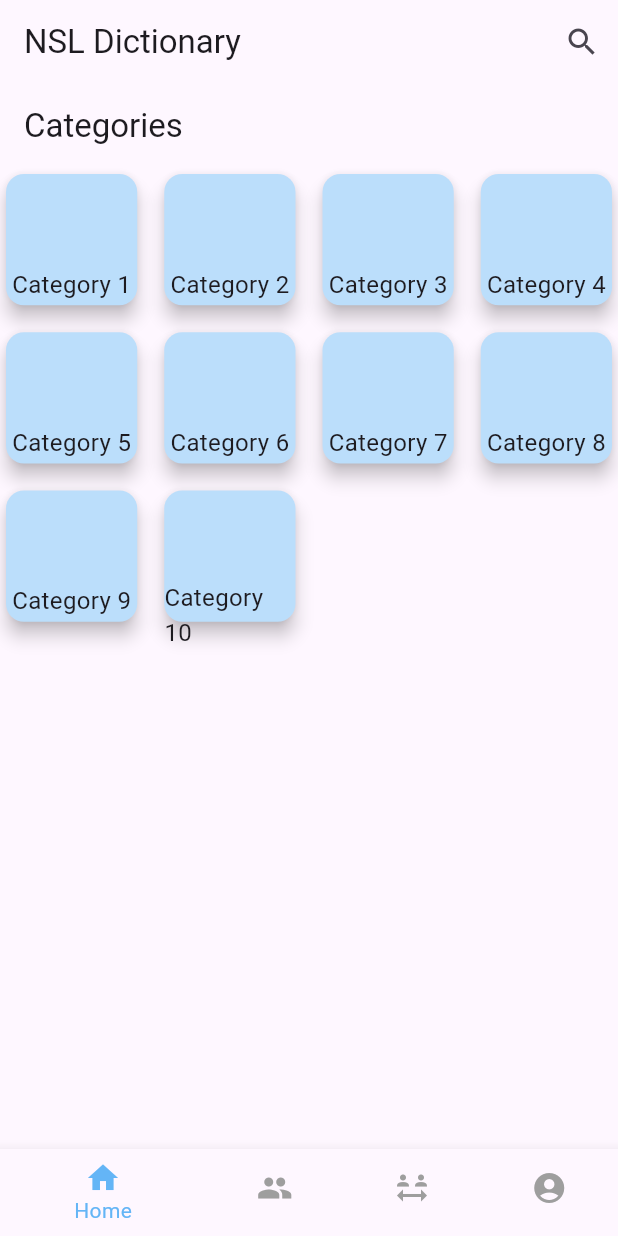
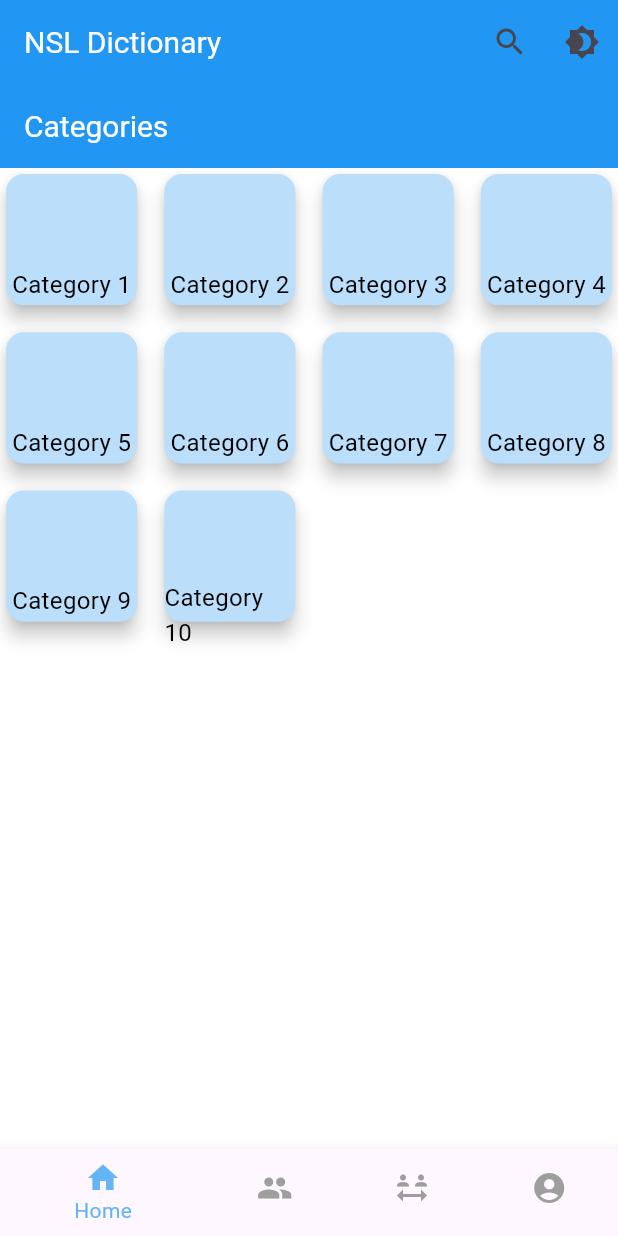
Before and after one commit to B-kash/sign-dictionary, a Flutter app: the screen it shows after launch, on a phone screen of 412 x 824 dp. Run offline on Flutter 3.47's test engine with Material 3 defaults, Android fonts, the phone set to English and light mode, and no system bars; generated files the repository leaves out were written again; statements that could not run were skipped.

Commit message:
♻️ add functionality to change theme

```diff
--- a/lib/main.dart
+++ b/lib/main.dart
@@ -1,19 +1,30 @@
 import 'package:flutter/material.dart';
 import 'package:sign_dictionary/screens/main_screen.dart';
+import 'package:sign_dictionary/theme.dart';
 import 'screens/loading_screen.dart';
 import 'package:flutter_localizations/flutter_localizations.dart';
 import 'package:flutter_gen/gen_l10n/app_localizations.dart';
-
-
 
 void main() {
   runApp(const MyApp());
 }
 
-class MyApp extends StatelessWidget {
+class MyApp extends StatefulWidget {
   const MyApp({super.key});
 
-  // This widget is the root of your application.
+  @override
+  _MyAppState createState() => _MyAppState();
+}
+
+class _MyAppState extends State<MyApp> {
+  bool _isDarkMode = false; // Track the current theme
+
+  void _toggleTheme() {
+    setState(() {
+      _isDarkMode = !_isDarkMode;
+    });
+  }
+
   @override
   Widget build(BuildContext context) {
     return MaterialApp(
@@ -23,18 +34,14 @@ class MyApp extends StatelessWidget {
         Locale('en'), // English
         Locale('np'), // Nepali
       ],
-      theme: ThemeData(
-        primarySwatch: Colors.blue,
-        visualDensity: VisualDensity.adaptivePlatformDensity,
-        useMaterial3: true,
-      ),
+      theme: _isDarkMode ? AppThemes.darkTheme : AppThemes.lightTheme,
       home: FutureBuilder(
         future: _initializeApp(),
         builder: (context, snapshot) {
           if (snapshot.connectionState == ConnectionState.waiting) {
             return LoadingScreen();
           } else {
-            return MainScreen();
+            return MainScreen(onThemeToggle: _toggleTheme);
           }
         },
       ),
@@ -42,6 +49,6 @@ class MyApp extends StatelessWidget {
   }
 
   Future<void> _initializeApp() async {
-    await Future.delayed(Duration(seconds: 3)); // Adjust delay as needed
+    await Future.delayed(const Duration(seconds: 3)); // Adjust delay as needed
   }
 }
--- a/lib/screens/main_screen.dart
+++ b/lib/screens/main_screen.dart
@@ -9,7 +9,10 @@ import './home_screen.dart';
 import 'package:flutter_gen/gen_l10n/app_localizations.dart';
 
 class MainScreen extends StatefulWidget {
-  const MainScreen({super.key});
+  const MainScreen({super.key, required this.onThemeToggle});
+
+  final VoidCallback onThemeToggle;
+
 
   @override
   MainScreenState createState() => MainScreenState();
@@ -74,6 +77,10 @@ class MainScreenState extends State<MainScreen> {
             icon: Icon(_isSearching ? Icons.cancel : Icons.search),
             onPressed: _toggleSearch,
           ),
+          IconButton(
+            icon: const Icon(Icons.brightness_4),
+            onPressed: widget.onThemeToggle,
+          ),
         ],
       ),
       body: _currentBody,
--- /dev/null
+++ b/lib/theme.dart
@@ -0,0 +1,29 @@
+import 'package:flutter/material.dart';
+
+class AppThemes {
+  static final ThemeData lightTheme = ThemeData(
+    brightness: Brightness.light,
+    primaryColor: Colors.blue,
+    scaffoldBackgroundColor: Colors.white,
+    appBarTheme: const AppBarTheme(
+      backgroundColor: Colors.blue,
+      titleTextStyle: TextStyle(color: Colors.white, fontSize: 20),
+    ),
+    textTheme: const TextTheme(
+      bodyMedium: TextStyle(color: Colors.black),
+    ),
+  );
+
+  static final ThemeData darkTheme = ThemeData(
+    brightness: Brightness.dark,
+    primaryColor: Colors.black,
+    scaffoldBackgroundColor: Colors.black,
+    appBarTheme: const AppBarTheme(
+      backgroundColor: Colors.black,
+      titleTextStyle: TextStyle(color: Colors.white, fontSize: 20),
+    ),
+    textTheme: const TextTheme(
+      bodyMedium: TextStyle(color: Colors.white),
+    ),
+  );
+}
```
